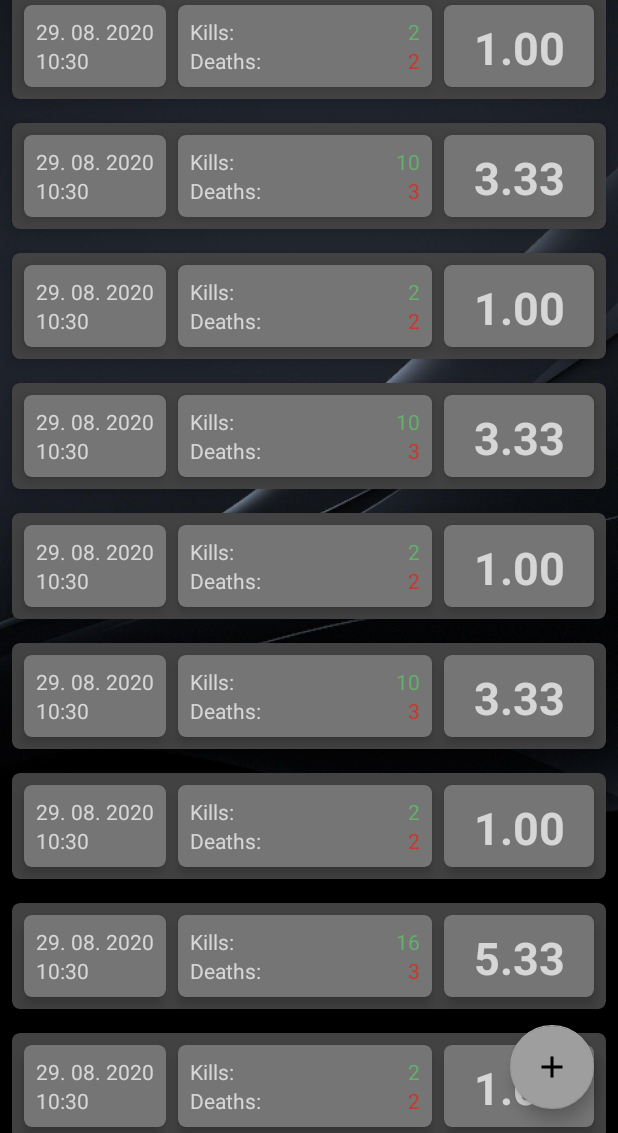
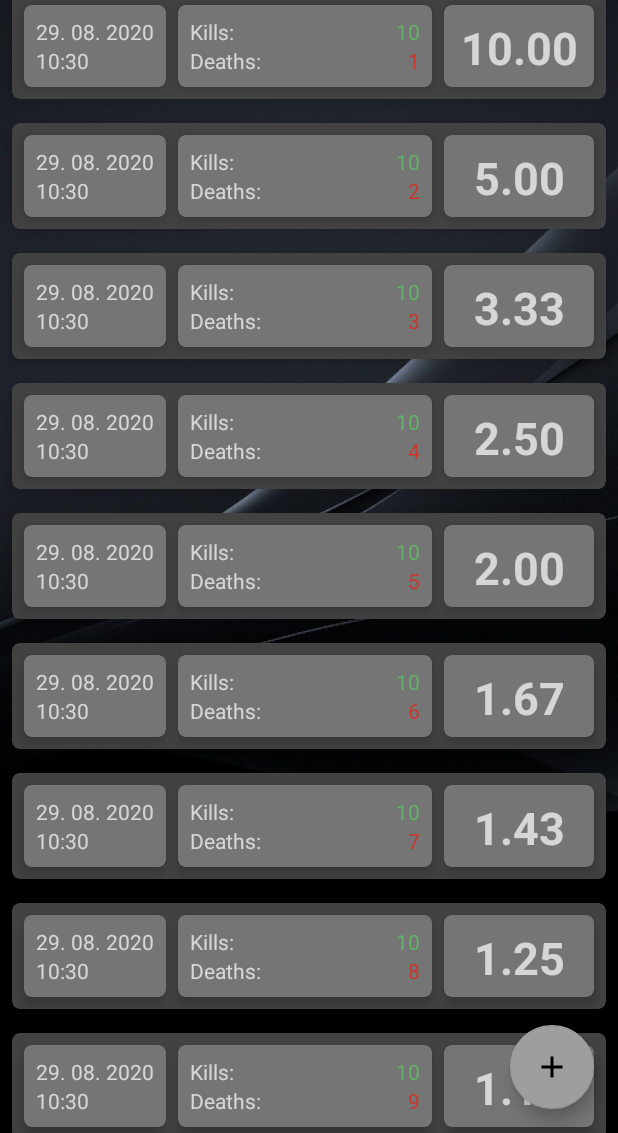
Before and after one commit to Juggertek/KeeD, an Android app: the screen it shows after launch (MainActivity), on a phone screen of 412 x 824 dp, the part 103-1236 px from its top. Run offline under Robolectric (Android 15) with nearby library versions, the phone set to English and light mode, and no system bars; our stand-ins replace Room's generated code, data binding; Roboto replaces fonts that are not available here.

Commit message:
util.kt gelöscht und mKeed Arrayliste wird mittels Schleife erzeugt, damit mehr Items in Liste sind, zum testen.

```diff
--- a/app/src/main/java/marcelfuchs/example/org/keed/MainListFragment.kt
+++ b/app/src/main/java/marcelfuchs/example/org/keed/MainListFragment.kt
@@ -13,27 +13,8 @@ import androidx.recyclerview.widget.ItemTouchHelper
 import androidx.recyclerview.widget.LinearLayoutManager
 import kotlinx.android.synthetic.main.fragment_list.*
 
-var mKeedList: ArrayList<Keed> = ArrayList(
-    listOf(
-        Keed(2, 2),
-        Keed(10, 3),
-        Keed(2, 2),
-        Keed(10, 3),
-        Keed(2, 2),
-        Keed(10, 3),
-        Keed(2, 2),
-        Keed(16, 3),
-        Keed(2, 2),
-        Keed(10, 3),
-        Keed(2, 2),
-        Keed(10, 3),
-        Keed(2, 3),
-        Keed(10, 3),
-        Keed(2, 2),
-        Keed(10, 3),
-        Keed(23, 10)
-    )
-)
+var mKeedList: ArrayList<Keed> = ArrayList()
+
 lateinit var myAdapter: RecyclerAdapter
 
 class MainListFragment : Fragment() {
@@ -42,6 +23,11 @@ class MainListFragment : Fragment() {
         inflater: LayoutInflater, container: ViewGroup?,
         savedInstanceState: Bundle?
     ): View? {
+
+        for (i in 1..100){
+            val item=Keed(10,i)
+            mKeedList.add(item)
+        }
 
         // Inflate the layout for this fragment
         return inflater.inflate(R.layout.fragment_list, container, false)
--- a/app/src/main/java/marcelfuchs/example/org/keed/util.kt
+++ /dev/null
@@ -1,5 +0,0 @@
-package marcelfuchs.example.org.keed
-//
-//fun getRatio(kill:Float,death:Float):Float{
-//
-//}
--- a/app/src/main/res/layout/activity_main.xml
+++ b/app/src/main/res/layout/activity_main.xml
@@ -2,10 +2,6 @@
 <layout xmlns:android="http://schemas.android.com/apk/res/android"
     xmlns:app="http://schemas.android.com/apk/res-auto"
     xmlns:tools="http://schemas.android.com/tools">
-
-    <data>
-
-    </data>
 
     <androidx.coordinatorlayout.widget.CoordinatorLayout
         android:layout_width="match_parent"
--- a/app/src/main/res/layout/content_main.xml
+++ b/app/src/main/res/layout/content_main.xml
@@ -3,10 +3,6 @@
 <layout xmlns:android="http://schemas.android.com/apk/res/android"
     xmlns:app="http://schemas.android.com/apk/res-auto"
     xmlns:tools="http://schemas.android.com/tools">
-
-    <data>
-
-    </data>
 
     <androidx.constraintlayout.widget.ConstraintLayout
         android:layout_width="match_parent"
--- a/app/src/main/res/layout/fragment_list.xml
+++ b/app/src/main/res/layout/fragment_list.xml
@@ -1,10 +1,6 @@
 <?xml version="1.0" encoding="utf-8"?>
 <layout xmlns:android="http://schemas.android.com/apk/res/android"
     xmlns:app="http://schemas.android.com/apk/res-auto">
-
-    <data>
-
-    </data>
 
     <RelativeLayout
         android:layout_width="match_parent"
--- a/app/src/main/res/layout/fragment_new_item.xml
+++ b/app/src/main/res/layout/fragment_new_item.xml
@@ -2,10 +2,6 @@
 <layout xmlns:android="http://schemas.android.com/apk/res/android"
     xmlns:app="http://schemas.android.com/apk/res-auto"
     xmlns:tools="http://schemas.android.com/tools">
-
-    <data>
-
-    </data>
 
     <androidx.constraintlayout.widget.ConstraintLayout
         android:layout_width="match_parent"
--- a/app/src/main/res/layout/keed_item.xml
+++ b/app/src/main/res/layout/keed_item.xml
@@ -2,10 +2,6 @@
 <layout xmlns:android="http://schemas.android.com/apk/res/android"
     xmlns:app="http://schemas.android.com/apk/res-auto"
     xmlns:tools="http://schemas.android.com/tools">
-
-    <data>
-
-    </data>
 
     <LinearLayout
         android:layout_width="match_parent"
```
